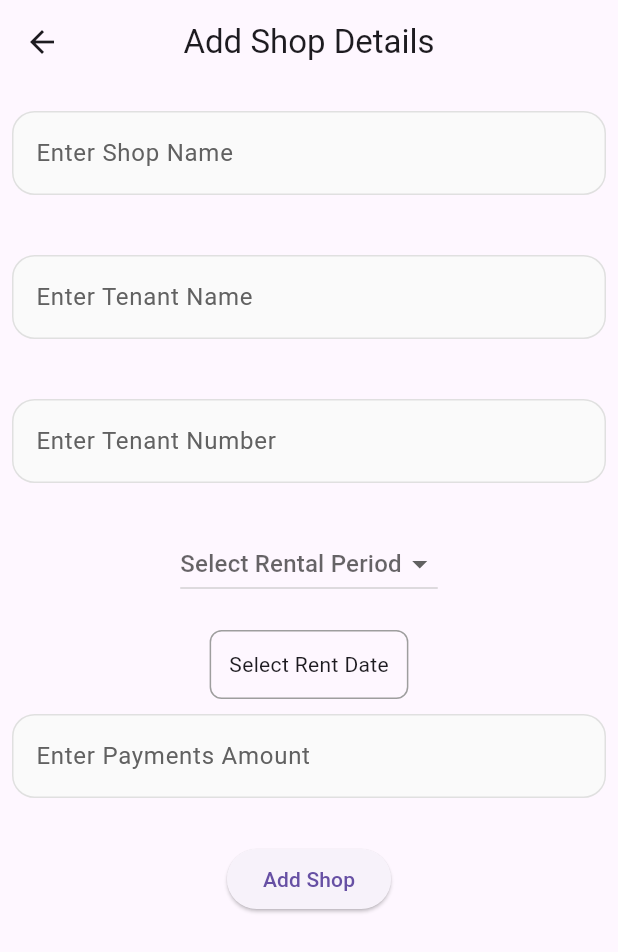
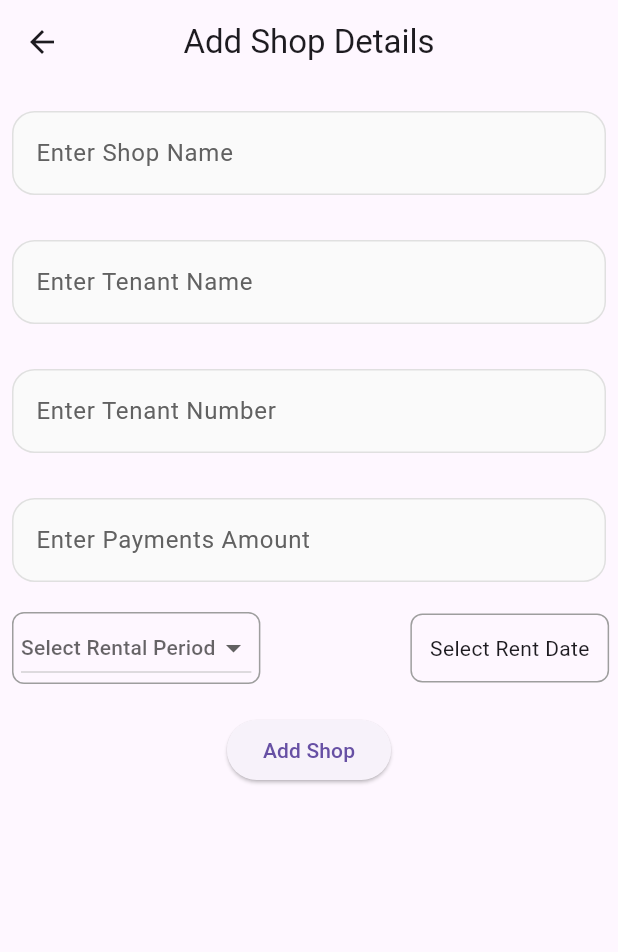
Before and after one commit to AnasKhairy/Stores_App, a Flutter app: the AddDetailsShop screen opened directly with empty values, on a phone screen of 412 x 824 dp. Shown: the top 952 px of the screen. Run offline on Flutter 3.47's test engine with Material 3 defaults, Android fonts, the phone set to English and light mode, and no system bars; our stand-ins replace cloud_firestore, firebase_auth, firebase_core, firebase_storage, flutter_svg, get; accounts and stored records are empty.

Commit message:
add new change

```diff
--- a/lib/main.dart
+++ b/lib/main.dart
@@ -1,5 +1,6 @@
 import 'package:cloud_firestore/cloud_firestore.dart';
 import 'package:el_fares/auth/auth_gate.dart';
+import 'package:el_fares/components/market_card.dart';
 import 'package:el_fares/firebase_options.dart';
 import 'package:firebase_core/firebase_core.dart';
 import 'package:flutter/material.dart';
@@ -17,7 +18,7 @@ void main() async {
 
 class MyApp extends StatelessWidget {
   const MyApp({super.key});
-
+  // AuthGate()
   @override
   Widget build(BuildContext context) {
     return const GetMaterialApp(
--- a/lib/pages/add_details_shop.dart
+++ b/lib/pages/add_details_shop.dart
@@ -5,12 +5,11 @@ import 'package:firebase_storage/firebase_storage.dart';
 import 'package:flutter/material.dart';
 import 'package:flutter/services.dart';
 import 'package:get/get.dart';
-import 'package:image_picker/image_picker.dart';
-
 import '../components/my_textfield.dart';
 
 class AddDetailsShop extends StatefulWidget {
   final String marketId;
+
   const AddDetailsShop({super.key, required this.marketId});
 
   @override
@@ -138,21 +137,40 @@ class _AddDetailsShopState extends State<AddDetailsShop> {
                   obscure: false,
                   controller: _shopNameController,
                 ),
-                const SizedBox(height: 20),
+                const SizedBox(height: 10),
                 MyTextfield(
                   hintText: 'Enter Tenant Name',
                   obscure: false,
                   controller: _tenantNameController,
                 ),
-                const SizedBox(height: 20),
+                const SizedBox(height: 10),
                 MyTextfield(
                   hintText: 'Enter Tenant Number',
                   obscure: false,
                   controller: _tenantNumberController,
                 ),
-                const SizedBox(height: 20),
-                DropdownButton<String>(
-                  hint: const Text('Select Rental Period'),
+                const SizedBox(height: 10),
+                MyTextfield(
+                  hintText: 'Enter Payments Amount',
+                  obscure: false,
+                  controller: _paymentAmountController,
+                  keyboardType: TextInputType.number,
+                ),
+                const SizedBox(height: 10),
+                Row(
+                  mainAxisAlignment: MainAxisAlignment.center,
+                  children: [
+                    DecoratedBox(
+                      decoration: BoxDecoration(
+                        border: Border.all(color: Colors.grey),
+                        // Border color and width
+                        borderRadius:
+                            BorderRadius.circular(8), // Rounded corners
+                      ),
+
+                      child: DropdownButton<String>(
+                        padding: const EdgeInsets.symmetric(horizontal:6),
+                      hint: const Text('Select Rental Period', style: TextStyle(fontSize: 14.0),),
                       value: _rentalPeriodController,
                       onChanged: (String? value) {
                         setState(() {
@@ -166,7 +184,10 @@ class _AddDetailsShopState extends State<AddDetailsShop> {
                         );
                       }).toList(),
                     ),
-                const SizedBox(height: 20),
+                    ),
+                    const SizedBox(
+                      width: 100, // Dynamic spacing
+                    ),
                     GestureDetector(
                       onTap: () => _selectDate(context),
                       child: Container(
@@ -182,11 +203,7 @@ class _AddDetailsShopState extends State<AddDetailsShop> {
                         ),
                       ),
                     ),
-                MyTextfield(
-                  hintText: 'Enter Payments Amount',
-                  obscure: false,
-                  controller: _paymentAmountController,
-                  keyboardType: TextInputType.number,
+                  ],
                 ),
                 /* const SizedBox(height: 20),
                 GestureDetector(
```
Also changed, not shown: lib/components/market_card.dart (added, +112 -0 lines), pubspec.lock. Lines whose indentation alone changed are shown as unchanged.
